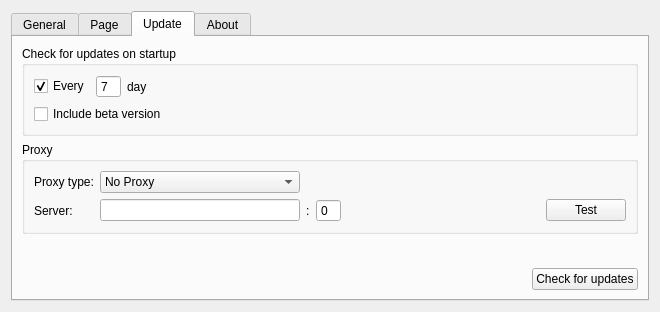
The window that src/ui/setting/settingui.ui (XMuli/myapp-template) describes before a commit, drawn with Qt 5.
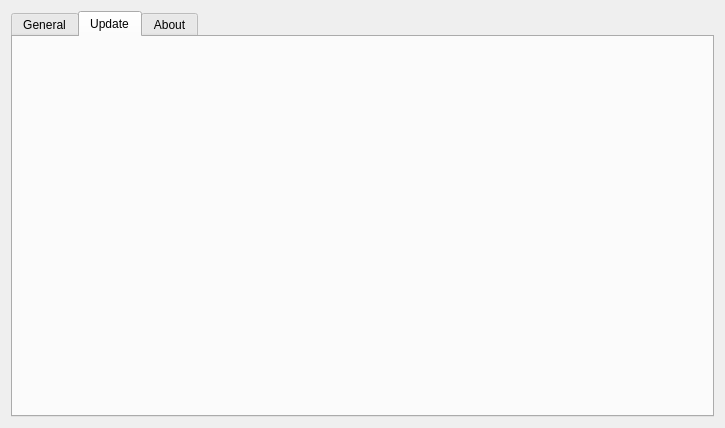
The same window after the commit. Icons and pictures are not drawn.

Commit message:
feat: 在 QTabWidget 的子widget中添加布局和子widget
运行后上下拉深效果不符合预期

The edit to the form file:
```diff
--- a/src/ui/setting/settingui.ui
+++ b/src/ui/setting/settingui.ui
@@ -6,18 +6,18 @@
    <rect>
     <x>0</x>
     <y>0</y>
-    <width>660</width>
-    <height>312</height>
+    <width>725</width>
+    <height>428</height>
    </rect>
   </property>
   <property name="windowTitle">
    <string>Setting</string>
   </property>
-  <layout class="QHBoxLayout" name="horizontalLayout_2">
+  <layout class="QVBoxLayout" name="verticalLayout">
    <item>
     <widget class="QTabWidget" name="tabWidget">
      <property name="currentIndex">
-      <number>2</number>
+      <number>1</number>
      </property>
      <widget class="QWidget" name="tab">
       <attribute name="title">
@@ -101,239 +101,13 @@
        </item>
       </layout>
      </widget>
-     <widget class="QWidget" name="tab_4">
-      <attribute name="title">
-       <string>Page</string>
-      </attribute>
-     </widget>
-     <widget class="QWidget" name="tab_2">
-      <property name="sizePolicy">
-       <sizepolicy hsizetype="Preferred" vsizetype="Preferred">
-        <horstretch>0</horstretch>
-        <verstretch>0</verstretch>
-       </sizepolicy>
-      </property>
+     <widget class="QWidget" name="tabUpdate">
       <attribute name="title">
        <string>Update</string>
       </attribute>
-      <layout class="QVBoxLayout" name="verticalLayout" stretch="0,0,10,0">
+      <layout class="QVBoxLayout" name="verticalLayout_3">
        <item>
-        <widget class="QGroupBox" name="groupBox_2">
-         <property name="title">
-          <string>Check for updates on startup</string>
-         </property>
-         <layout class="QGridLayout" name="gridLayout_4">
-          <item row="0" column="0">
-           <widget class="QCheckBox" name="checkBox_2">
-            <property name="text">
-             <string>Every</string>
-            </property>
-            <property name="checked">
-             <bool>true</bool>
-            </property>
-           </widget>
-          </item>
-          <item row="0" column="1">
-           <widget class="QSpinBox" name="spinBox">
-            <property name="buttonSymbols">
-             <enum>QAbstractSpinBox::ButtonSymbols::NoButtons</enum>
-            </property>
-            <property name="minimum">
-             <number>1</number>
-            </property>
-            <property name="maximum">
-             <number>31</number>
-            </property>
-            <property name="value">
-             <number>7</number>
-            </property>
-           </widget>
-          </item>
-          <item row="1" column="0" colspan="4">
-           <widget class="QCheckBox" name="checkBox_3">
-            <property name="sizePolicy">
-             <sizepolicy hsizetype="Minimum" vsizetype="Preferred">
-              <horstretch>0</horstretch>
-              <verstretch>0</verstretch>
-             </sizepolicy>
-            </property>
-            <property name="text">
-             <string>Include beta version</string>
-            </property>
-           </widget>
-          </item>
-          <item row="0" column="3">
-           <spacer name="horizontalSpacer_3">
-            <property name="orientation">
-             <enum>Qt::Orientation::Horizontal</enum>
-            </property>
-            <property name="sizeHint" stdset="0">
-             <size>
-              <width>470</width>
-              <height>1</height>
-             </size>
-            </property>
-           </spacer>
-          </item>
-          <item row="0" column="2">
-           <widget class="QLabel" name="label_6">
-            <property name="text">
-             <string>day</string>
-            </property>
-           </widget>
-          </item>
-         </layout>
-        </widget>
-       </item>
-       <item>
-        <widget class="QGroupBox" name="groupBox">
-         <property name="title">
-          <string>Proxy</string>
-         </property>
-         <layout class="QGridLayout" name="gridLayout_3">
-          <item row="0" column="0">
-           <widget class="QLabel" name="label_3">
-            <property name="text">
-             <string>Proxy type:</string>
-            </property>
-           </widget>
-          </item>
-          <item row="1" column="0">
-           <widget class="QLabel" name="label_4">
-            <property name="text">
-             <string>Server:</string>
-            </property>
-           </widget>
-          </item>
-          <item row="1" column="4">
-           <spacer name="horizontalSpacer_2">
-            <property name="orientation">
-             <enum>Qt::Orientation::Horizontal</enum>
-            </property>
-            <property name="sizeHint" stdset="0">
-             <size>
-              <width>40</width>
-              <height>1</height>
-             </size>
-            </property>
-           </spacer>
-          </item>
-          <item row="1" column="5">
-           <widget class="QPushButton" name="btnTest">
-            <property name="text">
-             <string>Test</string>
-            </property>
-           </widget>
-          </item>
-          <item row="0" column="1">
-           <widget class="QComboBox" name="comboBox_2">
-            <item>
-             <property name="text">
-              <string>No Proxy</string>
-             </property>
-            </item>
-            <item>
-             <property name="text">
-              <string>System Proxy</string>
-             </property>
-            </item>
-            <item>
-             <property name="text">
-              <string>HTTP</string>
-             </property>
-            </item>
-            <item>
-             <property name="text">
-              <string>SOCKS5</string>
-             </property>
-            </item>
-           </widget>
-          </item>
-          <item row="1" column="2">
-           <widget class="QLabel" name="label_5">
-            <property name="text">
-             <string>:</string>
-            </property>
-           </widget>
-          </item>
-          <item row="1" column="1">
-           <widget class="QLineEdit" name="leIP"/>
-          </item>
-          <item row="1" column="3">
-           <widget class="QSpinBox" name="sbPort">
-            <property name="frame">
-             <bool>true</bool>
-            </property>
-            <property name="buttonSymbols">
-             <enum>QAbstractSpinBox::ButtonSymbols::NoButtons</enum>
-            </property>
-           </widget>
-          </item>
-         </layout>
-        </widget>
-       </item>
-       <item>
-        <spacer name="verticalSpacer_2">
-         <property name="orientation">
-          <enum>Qt::Orientation::Vertical</enum>
-         </property>
-         <property name="sizeHint" stdset="0">
-          <size>
-           <width>20</width>
-           <height>1</height>
-          </size>
-         </property>
-        </spacer>
-       </item>
-       <item>
-        <widget class="QWidget" name="widget_3" native="true">
-         <property name="sizePolicy">
-          <sizepolicy hsizetype="Preferred" vsizetype="Preferred">
-           <horstretch>0</horstretch>
-           <verstretch>0</verstretch>
-          </sizepolicy>
-         </property>
-         <layout class="QHBoxLayout" name="horizontalLayout">
-          <property name="leftMargin">
-           <number>0</number>
-          </property>
-          <property name="topMargin">
-           <number>0</number>
-          </property>
-          <property name="rightMargin">
-           <number>0</number>
-          </property>
-          <property name="bottomMargin">
-           <number>0</number>
-          </property>
-          <item>
-           <spacer name="horizontalSpacer_4">
-            <property name="orientation">
-             <enum>Qt::Orientation::Horizontal</enum>
-            </property>
-            <property name="sizeHint" stdset="0">
-             <size>
-              <width>490</width>
-              <height>1</height>
-             </size>
-            </property>
-           </spacer>
-          </item>
-          <item>
-           <widget class="QPushButton" name="pushButton_2">
-            <property name="sizePolicy">
-             <sizepolicy hsizetype="Minimum" vsizetype="Preferred">
-              <horstretch>0</horstretch>
-              <verstretch>0</verstretch>
-             </sizepolicy>
-            </property>
-            <property name="text">
-             <string>Check for updates</string>
-            </property>
-           </widget>
-          </item>
-         </layout>
-        </widget>
+        <widget class="QWidget" name="updateDlg" native="true"/>
        </item>
       </layout>
      </widget>
```
Left out of the diff: 206 changed lines with no effect on the pictures. The commit also changes 6 other files.
